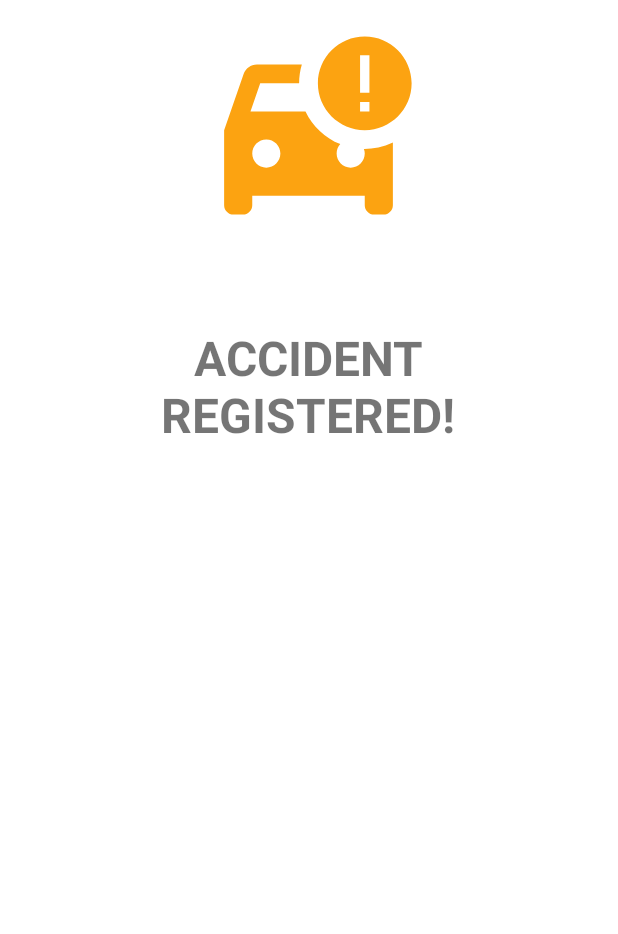
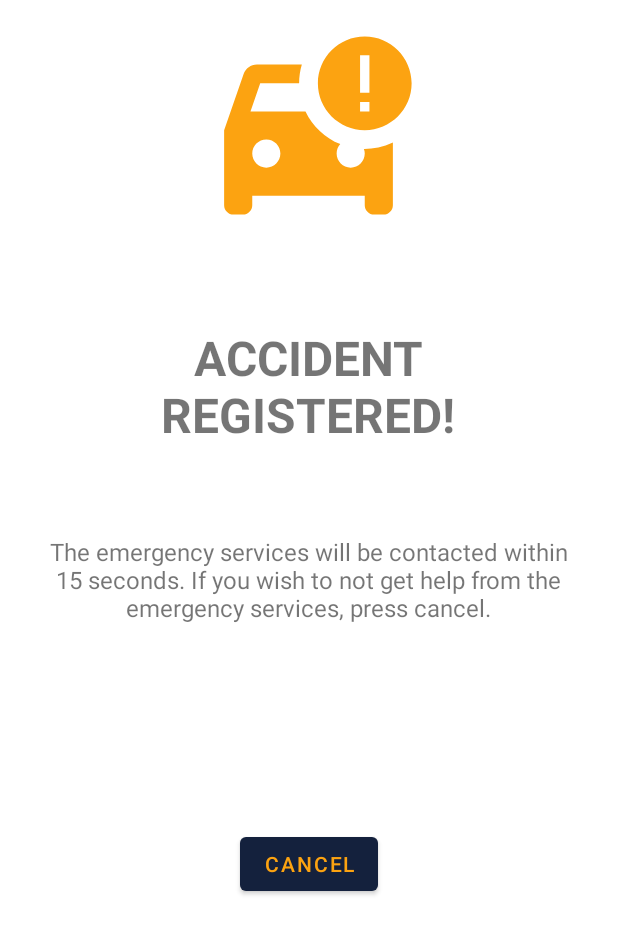
Before and after one commit to DIT113-V22/group-05, an Android app: the layout crash_popup.xml on its own in the app's theme, with its tools: preview values and no code run, on a phone screen of 412 x 824 dp. Shown: the top 934 px of the screen. Run offline under Robolectric (Android 15) with nearby library versions, the phone set to English and light mode, and no system bars.

Commit message:
#28 Add popup screen for collision

```diff
--- a/android/app/src/main/res/layout/crash_popup.xml
+++ b/android/app/src/main/res/layout/crash_popup.xml
@@ -33,5 +33,30 @@
         app:layout_constraintTop_toTopOf="parent"
         app:layout_constraintVertical_bias="0.286" />
 
+    <TextView
+        android:id="@+id/textView2"
+        android:layout_width="350dp"
+        android:layout_height="100dp"
+        android:gravity="center"
+        android:text="@string/contacting_services_text"
+        android:textSize="16dp"
+        app:layout_constraintBottom_toBottomOf="parent"
+        app:layout_constraintEnd_toEndOf="parent"
+        app:layout_constraintHorizontal_bias="0.497"
+        app:layout_constraintStart_toStartOf="parent"
+        app:layout_constraintTop_toTopOf="parent"
+        app:layout_constraintVertical_bias="0.465" />
+
+    <Button
+        android:id="@+id/button"
+        android:layout_width="wrap_content"
+        android:layout_height="wrap_content"
+        android:text="Cancel"
+        app:layout_constraintBottom_toBottomOf="parent"
+        app:layout_constraintEnd_toEndOf="parent"
+        app:layout_constraintStart_toStartOf="parent"
+        app:layout_constraintTop_toBottomOf="@+id/textView2"
+        app:layout_constraintVertical_bias="0.339" />
+
 
 </androidx.constraintlayout.widget.ConstraintLayout>
--- a/android/app/src/main/res/values/strings.xml
+++ b/android/app/src/main/res/values/strings.xml
@@ -3,4 +3,5 @@
     <string name="delete_contact" />
     <string name="delete_contact_button">DELETE</string>
     <string name="Accident">ACCIDENT REGISTERED!</string>
+    <string name="contacting_services_text">The emergency services will be contacted within 15 seconds. If you wish to not get help from the emergency services, press cancel.</string>
 </resources>
```
